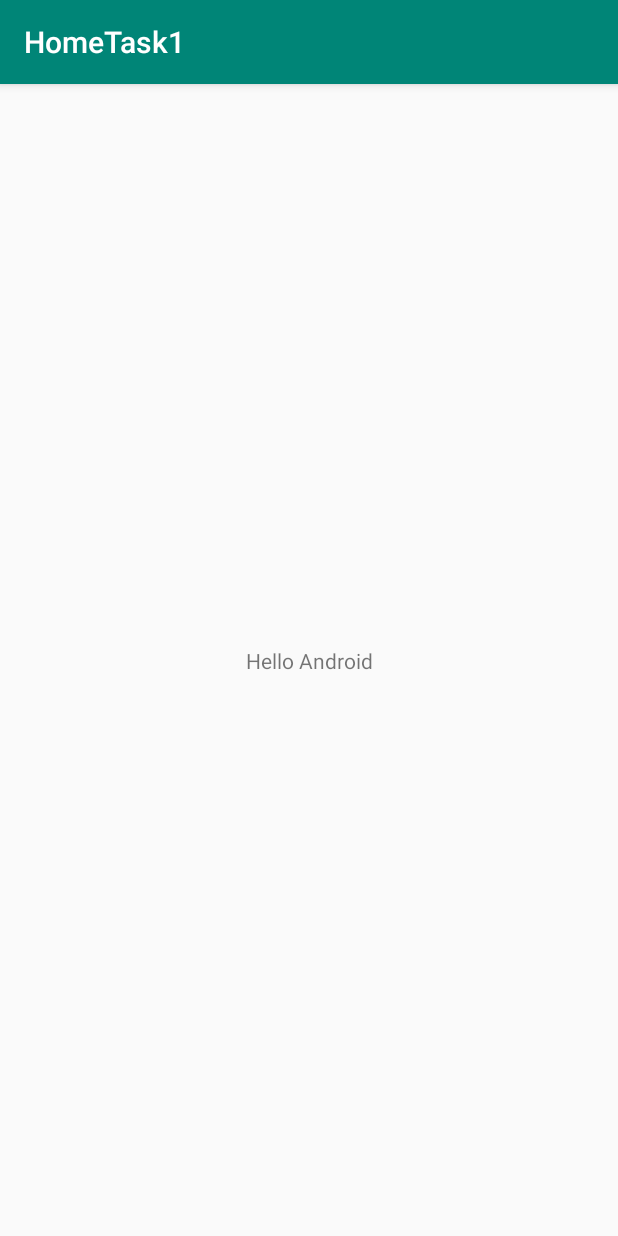
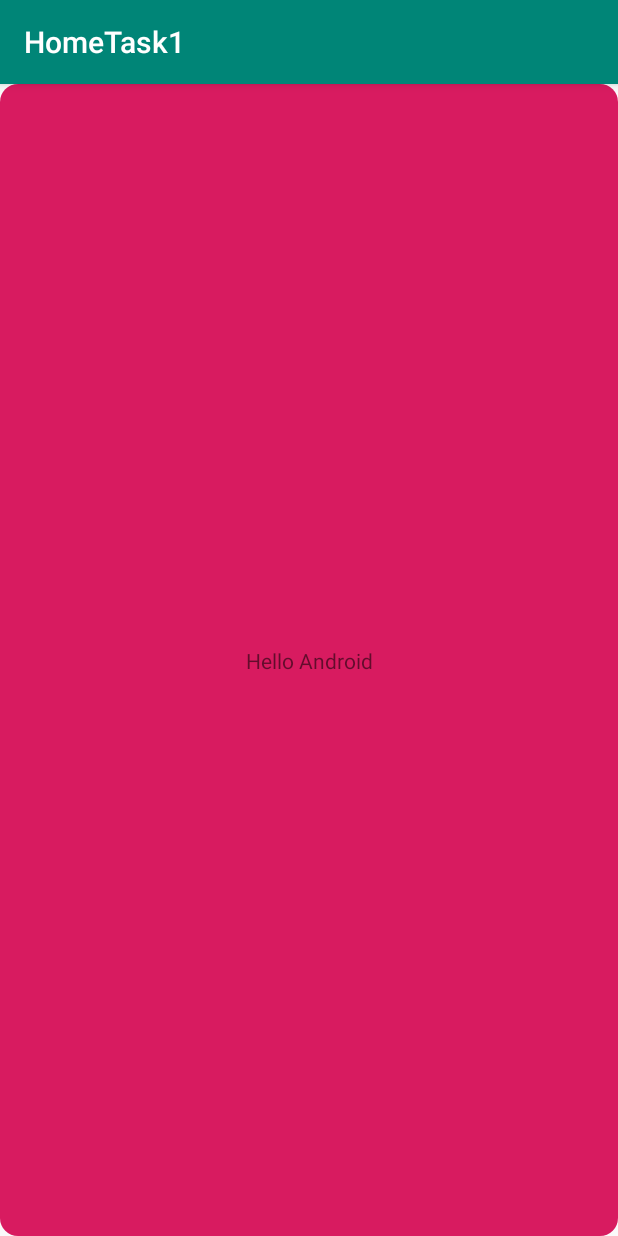
Before and after one commit to Pavel-IT-Courses/HomeTask1, an Android app: the screen it shows after launch (MainActivity), on a phone screen of 412 x 824 dp. Run offline under Robolectric (Android 15) with nearby library versions, the phone set to English and light mode, and no system bars.

Commit message:
Background branch, backgrouds set

```diff
--- /dev/null
+++ b/app/src/main/res/drawable-h640dp/flag_colors.xml
@@ -0,0 +1,8 @@
+<?xml version="1.0" encoding="utf-8"?>
+<shape xmlns:android="http://schemas.android.com/apk/res/android"
+android:shape="rectangle">
+    <solid android:color="@color/colorAccent"/>
+    <corners
+        android:radius="@dimen/radius"
+        />
+</shape>
--- /dev/null
+++ b/app/src/main/res/drawable-land/flag_colors.xml
@@ -0,0 +1,9 @@
+<?xml version="1.0" encoding="utf-8"?>
+<shape xmlns:android="http://schemas.android.com/apk/res/android"
+    android:shape="rectangle">
+    <gradient
+        android:startColor="@color/start"
+        android:centerColor="@color/mid"
+        android:endColor="@color/end"
+        />
+</shape>
--- /dev/null
+++ b/app/src/main/res/drawable-v24/flag_colors.xml
@@ -0,0 +1,13 @@
+<?xml version="1.0" encoding="utf-8"?>
+<shape xmlns:android="http://schemas.android.com/apk/res/android"
+android:shape="rectangle">
+    <gradient
+        android:angle="90"
+        android:endColor="@color/start"
+        android:centerColor="@color/mid"
+        android:startColor="@color/end"
+        />
+    <corners
+        android:radius="@dimen/radius"
+        />
+</shape>
--- /dev/null
+++ b/app/src/main/res/drawable-w640dp/flag_colors.xml
@@ -0,0 +1,8 @@
+<?xml version="1.0" encoding="utf-8"?>
+<shape xmlns:android="http://schemas.android.com/apk/res/android"
+android:shape="rectangle">
+    <solid android:color="@color/colorAccent"/>
+    <corners
+        android:radius="@dimen/radius"
+        />
+</shape>
--- /dev/null
+++ b/app/src/main/res/drawable/flag_colors.xml
@@ -0,0 +1,13 @@
+<?xml version="1.0" encoding="utf-8"?>
+<shape xmlns:android="http://schemas.android.com/apk/res/android"
+android:shape="rectangle">
+    <gradient
+        android:angle="90"
+        android:endColor="@color/start"
+        android:centerColor="@color/mid"
+        android:startColor="@color/end"
+        />
+    <corners
+        android:radius="@dimen/radius"
+        />
+</shape>
--- a/app/src/main/res/layout/activity_main.xml
+++ b/app/src/main/res/layout/activity_main.xml
@@ -4,6 +4,7 @@
     xmlns:tools="http://schemas.android.com/tools"
     android:layout_width="match_parent"
     android:layout_height="match_parent"
+    android:background="@drawable/flag_colors"
     tools:context=".MainActivity">
 
     <TextView
--- /dev/null
+++ b/app/src/main/res/values-v24/dimens.xml
@@ -0,0 +1,4 @@
+<?xml version="1.0" encoding="utf-8"?>
+<resources>
+    <dimen name="radius">12dp</dimen>
+</resources>
--- a/app/src/main/res/values/colors.xml
+++ b/app/src/main/res/values/colors.xml
@@ -3,4 +3,7 @@
     <color name="colorPrimary">#008577</color>
     <color name="colorPrimaryDark">#00574B</color>
     <color name="colorAccent">#D81B60</color>
+    <color name="start">#ffffff</color>
+    <color name="mid">#555555</color>
+    <color name="end">#ffffff</color>
 </resources>
--- /dev/null
+++ b/app/src/main/res/values/dimens.xml
@@ -0,0 +1,4 @@
+<?xml version="1.0" encoding="utf-8"?>
+<resources>
+    <dimen name="radius">8dp</dimen>
+</resources>
```
Also changed, not shown: 6 other files.
